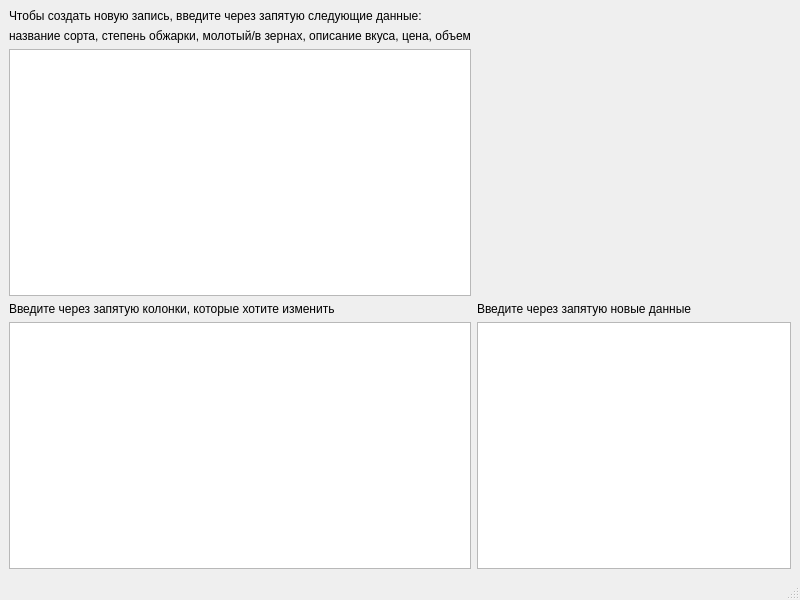
Old version of the form addEditCoffeeForm.ui in the repository AlinaShakova/coffee.
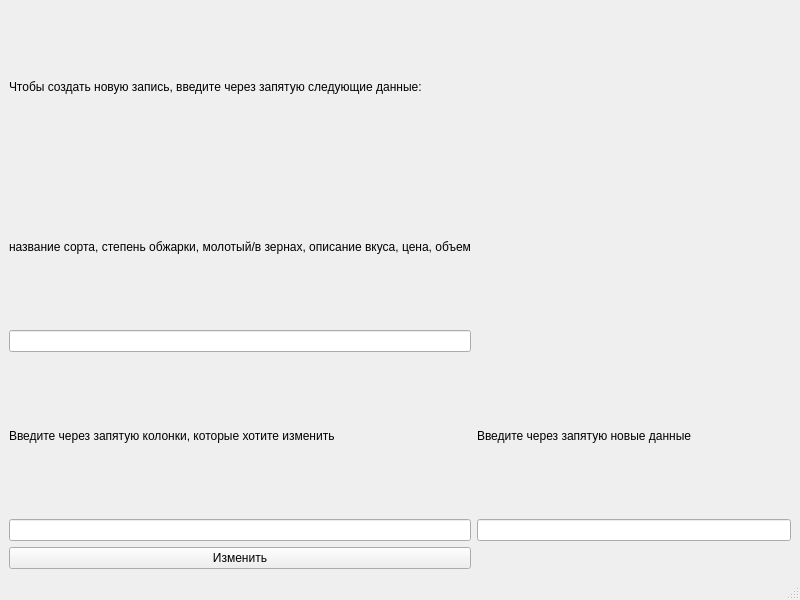
New version of the form.

Commit message: отображает инормацию о кофе

Patch:
```diff
--- a/addEditCoffeeForm.ui
+++ b/addEditCoffeeForm.ui
@@ -15,6 +15,16 @@
   </property>
   <widget class="QWidget" name="centralwidget">
    <layout class="QGridLayout" name="gridLayout_2">
+    <item row="2" column="0">
+     <widget class="QLineEdit" name="lineEdit"/>
+    </item>
+    <item row="1" column="0">
+     <widget class="QLabel" name="label_4">
+      <property name="text">
+       <string>название сорта, степень обжарки, молотый/в зернах, описание вкуса, цена, объем</string>
+      </property>
+     </widget>
+    </item>
     <item row="0" column="0">
      <widget class="QLabel" name="label">
       <property name="text">
@@ -30,10 +40,10 @@
      </widget>
     </item>
     <item row="4" column="1">
-     <widget class="QTextEdit" name="textEdit_4"/>
+     <widget class="QLineEdit" name="lineEdit2"/>
     </item>
-    <item row="2" column="0">
-     <widget class="QTextEdit" name="textEdit"/>
+    <item row="4" column="0">
+     <widget class="QLineEdit" name="lineEdit1"/>
     </item>
     <item row="3" column="0">
      <widget class="QLabel" name="label_2">
@@ -42,13 +52,10 @@
       </property>
      </widget>
     </item>
-    <item row="4" column="0">
-     <widget class="QTextEdit" name="textEdit_2"/>
-    </item>
-    <item row="1" column="0">
-     <widget class="QLabel" name="label_4">
+    <item row="5" column="0">
+     <widget class="QPushButton" name="pushButton">
       <property name="text">
-       <string>название сорта, степень обжарки, молотый/в зернах, описание вкуса, цена, объем</string>
+       <string>Изменить</string>
       </property>
      </widget>
     </item>
```
The commit also changes 1 other file.
